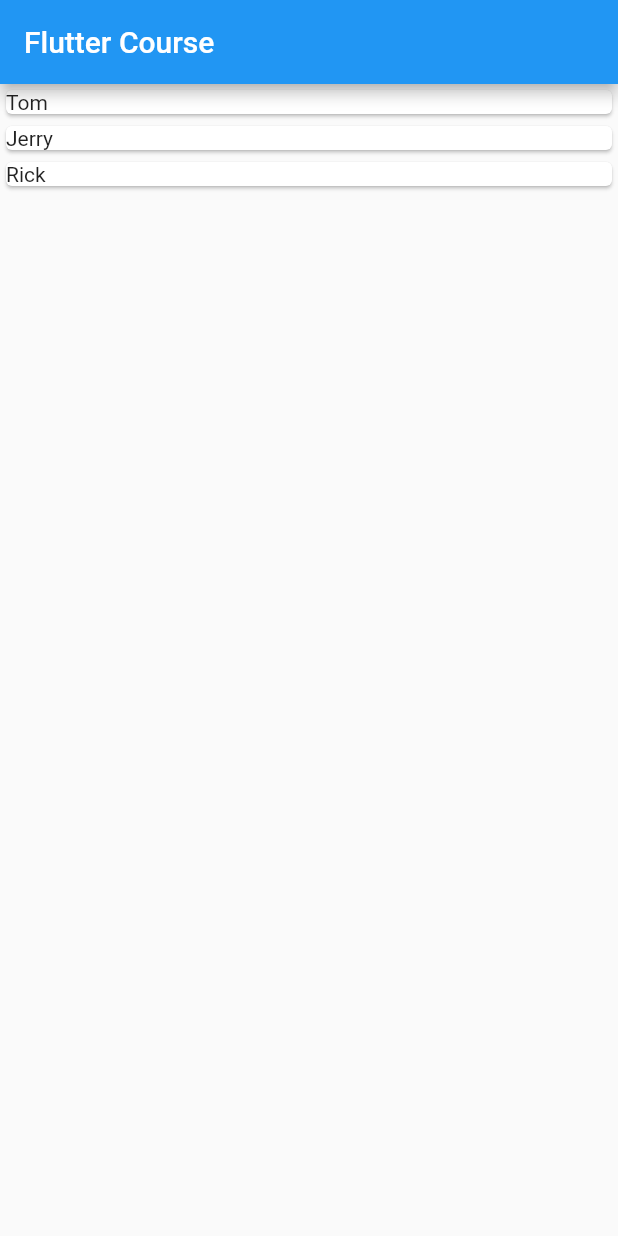
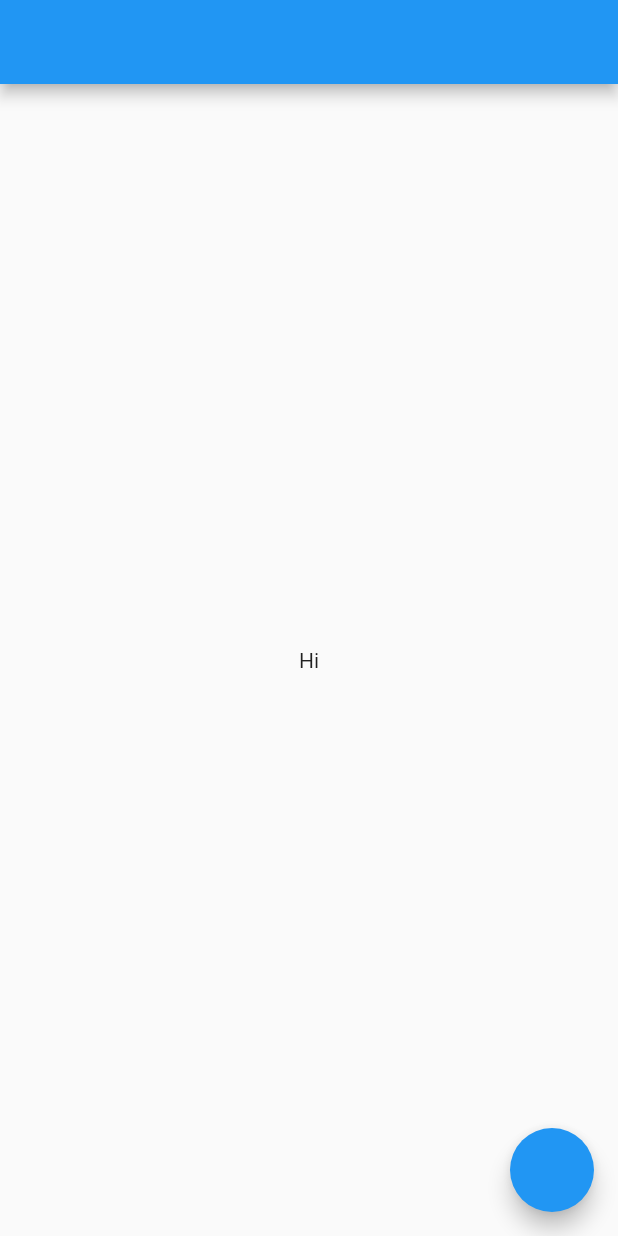
Before and after one commit to sergioloc/FlutterCourse, a Flutter app: the screen it shows after launch, on a phone screen of 412 x 824 dp. Run offline on Flutter 3.47's test engine with Material 2 defaults, Android fonts, the phone set to English and light mode, and no system bars.

```diff
--- a/lib/main.dart
+++ b/lib/main.dart
@@ -1,37 +1,58 @@
 import 'package:flutter/material.dart';
 
-void main() {
-  runApp(MyApp());
-}
+void main() => runApp(MyApp());
 
 class MyApp extends StatelessWidget {
   @override
   Widget build(BuildContext context) {
     return MaterialApp(
-      title: 'Flutter Course',
+      title: 'Material App',
       home: MyHomePage(),
     );
   }
 }
 
-class MyHomePage extends StatelessWidget{
-  MyHomePage();
+class MyHomePage extends StatefulWidget {
+  MyHomePage({Key key}) : super(key: key);
 
-  List<String> names = ["Tom", "Jerry", "Rick"];
+  @override
+  _MyHomePageState createState() => _MyHomePageState();
+}
+
+class _MyHomePageState extends State<MyHomePage> {
+  String text = "Hi";
 
   @override
   Widget build(BuildContext context) {
     return Scaffold(
-        appBar: AppBar(
-          title: Text("Flutter Course"),
-        ),
-        body: ListView.builder(
-          itemCount: names.length,
-          itemBuilder: (BuildContext context, int index){
-            return Card(
-              child: Text(names[index]),
-            );
-          })
-      );
+      appBar: AppBar(),
+      body: Center(
+        child: Text(text),
+      ),
+      floatingActionButton: FloatingActionButton(
+        onPressed: changeText,
+      ),
+    );
+  }
+
+  void changeText() {
+    setState(() {
+      if (text == "Hi")
+        text = "Bye";
+      else
+        text = "Hi";
+    });
+  }
+
+  @override
+  void initState() {
+    // TODO: implement initState
+    super.initState();
+  }
+
+  @override
+  void dispose() {
+    // TODO: implement dispose
+    super.dispose();
   }
 }
```
